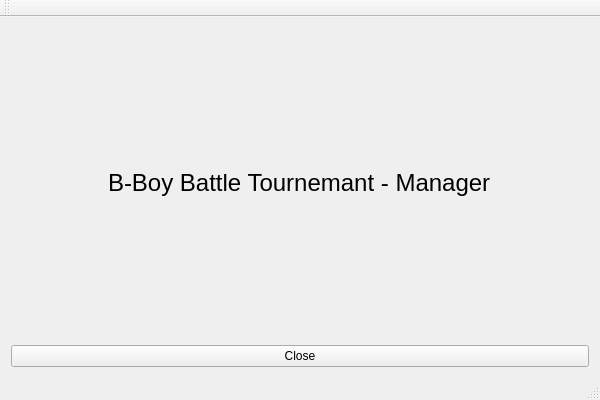
Before: the Qt Designer form B3M/B3M_GUI/B3M_GUI.ui in Tobxon/BBoyBattleManager, drawn with Qt 5.
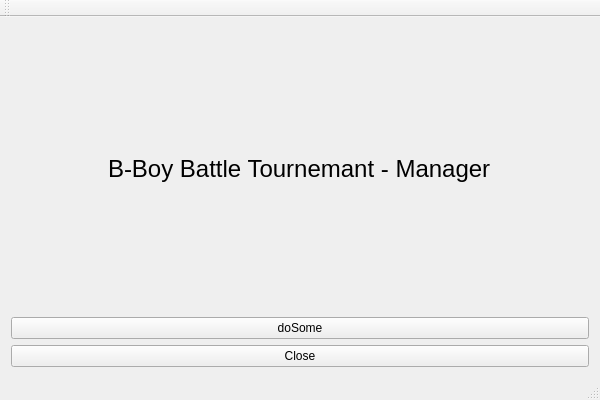
After: the same form once the commit is applied.

What changed in the file:
```diff
--- a/B3M/B3M_GUI/B3M_GUI.ui
+++ b/B3M/B3M_GUI/B3M_GUI.ui
@@ -27,6 +27,13 @@
       </property>
      </widget>
     </item>
+    <item>
+     <widget class="QPushButton" name="pushButton">
+      <property name="text">
+       <string>doSome</string>
+      </property>
+     </widget>
+    </item>
     <item>
      <widget class="QPushButton" name="closeButton">
       <property name="text">
```
